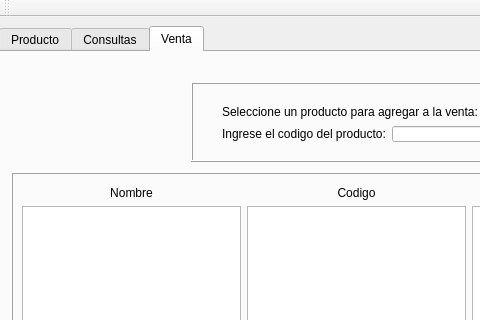
Above: ventanaprincipal.ui from ferVargasB/sistema_inventario before the change; both pictures show x 0 to 480 and y 0 to 320 of the 813 by 563 pixel window. Below: the same form after it.
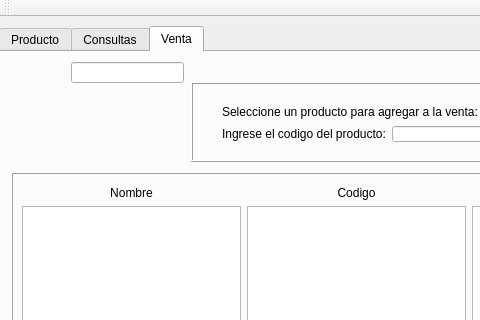
That is the form after the change.

Patch:
```diff
--- a/ventanaprincipal.ui
+++ b/ventanaprincipal.ui
@@ -497,6 +497,16 @@
        </layout>
       </widget>
      </widget>
+     <widget class="QLineEdit" name="lineEdit">
+      <property name="geometry">
+       <rect>
+        <x>70</x>
+        <y>10</y>
+        <width>113</width>
+        <height>21</height>
+       </rect>
+      </property>
+     </widget>
     </widget>
    </widget>
   </widget>
```
Left out of the diff: 4 changed lines with no effect on the pictures.
